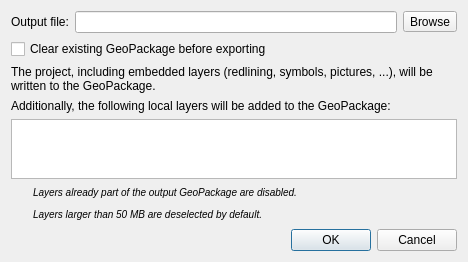
The window that kadas_gpkg/kadas_gpkg_export_dialog.ui (kadas-albireo/kadas-gpkg-plugin) describes before a commit, drawn with Qt 5.
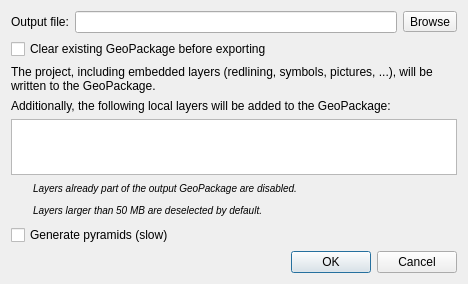
The same window after the commit. Icons and pictures are not drawn. Custom widgets are drawn as their Qt base class.

Commit message: Add option to generate pyramids

Patch:
```diff
--- a/kadas_gpkg/kadas_gpkg_export_dialog.ui
+++ b/kadas_gpkg/kadas_gpkg_export_dialog.ui
@@ -153,6 +153,13 @@
      </property>
     </widget>
    </item>
+   <item row="9" column="0" colspan="2">
+    <widget class="QCheckBox" name="checkBoxPyramids">
+     <property name="text">
+      <string>Generate pyramids (slow)</string>
+     </property>
+    </widget>
+   </item>
   </layout>
  </widget>
  <customwidgets>
```
The commit also changes 12 other files.
